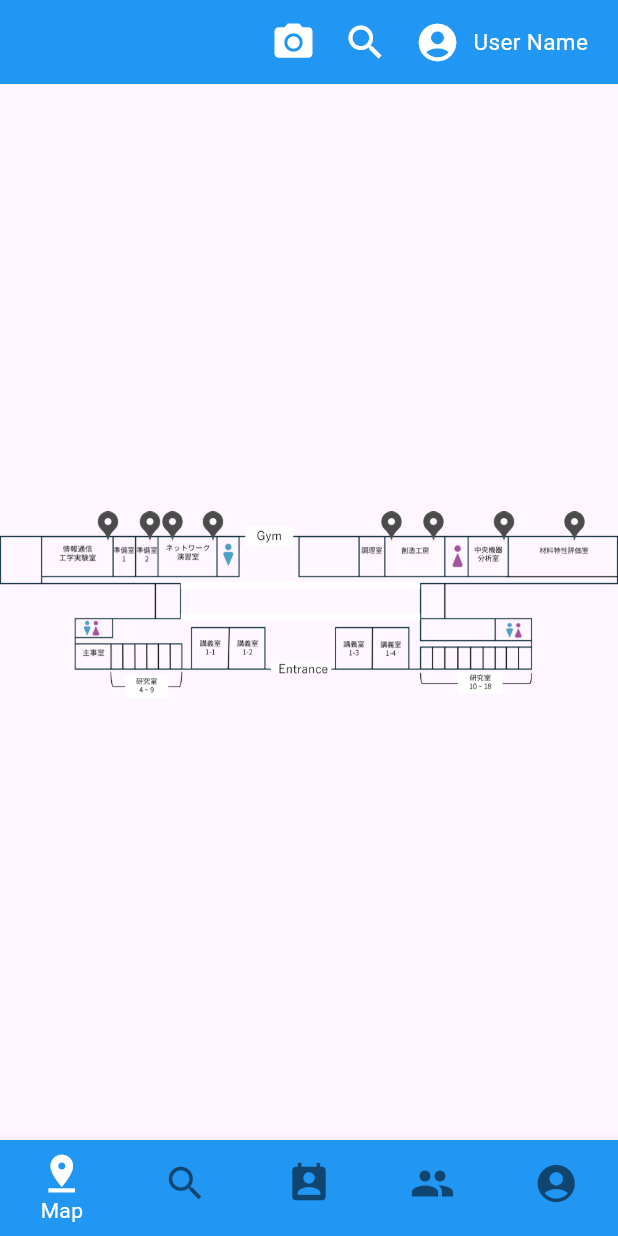
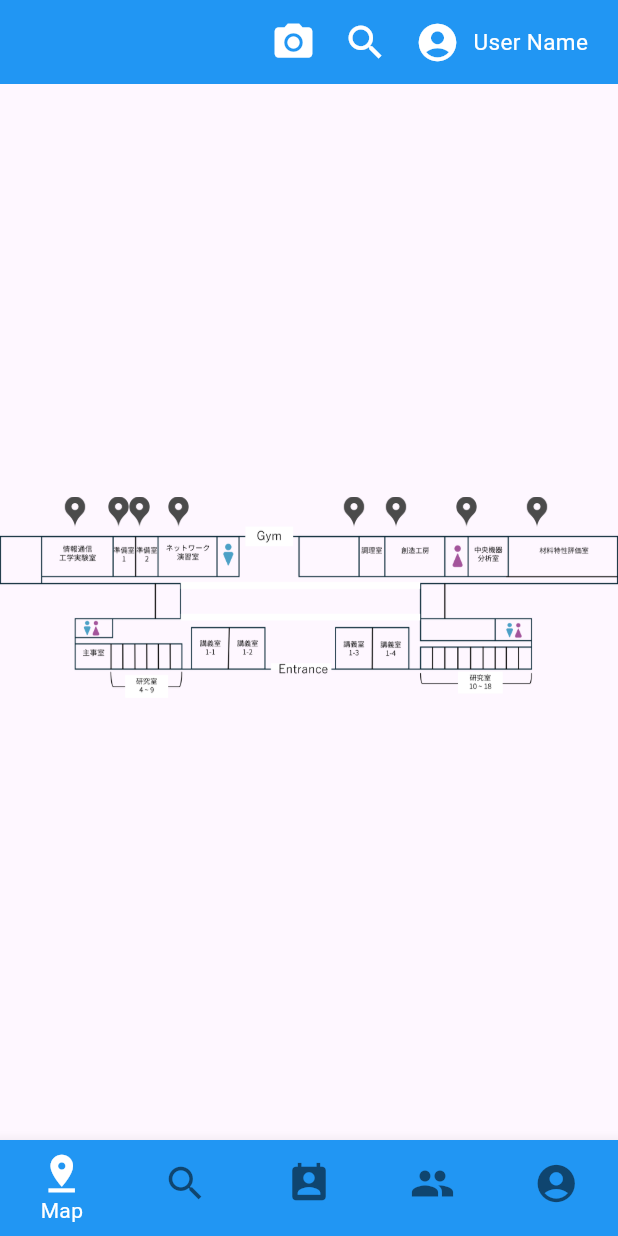
Before and after one commit to yambaru-hackathon/Group-8, a Flutter app: the screen it shows after launch, on a phone screen of 412 x 824 dp. Run offline on Flutter 3.47's test engine with Material 3 defaults, Android fonts, the phone set to English and light mode, and no system bars; our stand-ins replace cloud_firestore, firebase_core, table_calendar; missing offline and left inert: qr_code_scanner; accounts and stored records are empty.

Commit message:
座標付けを元に戻した

```diff
--- a/lib/Pages/map_page.dart
+++ b/lib/Pages/map_page.dart
@@ -1,5 +1,4 @@
 import 'package:flutter/material.dart';
-import 'dart:async';
 import 'package:goup8_app/Pages/account_page.dart';
 import 'package:goup8_app/Pages/qrcodescan_page.dart';
 import 'package:goup8_app/Pages/search_page.dart';
@@ -11,6 +10,7 @@ void main() {
 class MapPage extends StatelessWidget {
   const MapPage({Key? key}) : super(key: key);
 
+  // This widget is the root of your application.
   @override
   Widget build(BuildContext context) {
     return Scaffold(
@@ -93,12 +93,12 @@ class _DemoPageState extends State<DemoPage> {
   double defaultHeight = 20.0;
   double defFontSize = 20.0;
 
-  double calcWidth(double imageWidth) {
-    return ((defaultWidth / imageWidth) / scale / 2);
+  double calcWidth() {
+    return ((defaultWidth / scale) / 2);
   }
 
-  double calcHeight(double imageHeight) {
-    return ((defaultHeight / imageHeight) / scale);
+  double calcHeight() {
+    return ((defaultHeight / scale));
   }
 
   void tapPin(String message) {
@@ -121,36 +121,31 @@ class _DemoPageState extends State<DemoPage> {
 
   // ピンのリストを適当に生成
   final List<PinData> pinDataList = [
-    PinData(47, 285, "情報通信工学実験室"),
-    PinData(75, 285, "準備室1"),
-    PinData(90, 285, "準備室2"),
-    PinData(117, 285, "ネットワーク演習室"),
-    PinData(236, 285, "調理室"),
-    PinData(264, 285, "創造工房"),
-    PinData(311, 285, "中央機器分析室"),
-    PinData(358, 285, "材料特性評価室"),
+    PinData(50, 295, "情報通信工学実験室"),
+    PinData(79, 295, "準備室1"),
+    PinData(93, 295, "準備室2"),
+    PinData(119, 295, "ネットワーク演習室"),
+    PinData(236, 295, "調理室"),
+    PinData(264, 295, "創造工房"),
+    PinData(311, 295, "中央機器分析室"),
+    PinData(358, 295, "材料特性評価室"),
   ];
 
   @override
   Widget build(BuildContext context) {
     return Scaffold(
-      body: FutureBuilder(
-        future: getImageSize('images/創造実践塔1F.png'),
-        builder: (BuildContext context, AsyncSnapshot<Size> snapshot) {
-          if (snapshot.connectionState == ConnectionState.waiting) {
-            return const Center(child: CircularProgressIndicator());
-          }
-          Size imageSize = snapshot.data!;
-          return InteractiveViewer(
+        body: InteractiveViewer(
+      // ignore: deprecated_member_use
       alignPanAxis: false,
       constrained: true,
       panEnabled: true,
       scaleEnabled: true,
       boundaryMargin: const EdgeInsets.all(double.infinity),
-            minScale: 2.0,
-            maxScale: 5.0,
+      minScale: 0.1,
+      maxScale: 10.0,
       onInteractionUpdate: (details) {
         setState(() {
+          // データを更新
           scale = _transformationController.value.getMaxScaleOnAxis();
         });
       },
@@ -163,45 +158,27 @@ class _DemoPageState extends State<DemoPage> {
             fit: BoxFit.fitWidth,
           ),
           for (PinData pinData in pinDataList)
+            // 一定の scale よりも小さくなったら非表示にする
             if (scale > 0.9)
+              // Positionedで配置
               Positioned(
-                      left: pinData.x - calcWidth(imageSize.width),
-                      top: pinData.y - calcHeight(imageSize.height),
+                  // 座標を左上にすると、拡大縮小時にピンの位置がズレていくので、ピンの先端がズレないように固定
+                  left: pinData.x - calcWidth(),
+                  top: pinData.y - calcHeight(),
+                  // 画像の拡大率に合わせて、ピン画像のサイズを調整
                   width: defaultWidth / scale,
                   height: defaultHeight / scale,
                   child: GestureDetector(
                     child: Container(
                       alignment: const Alignment(0.0, 0.0),
-                          child: Image.asset(
-                            "images/map_pin_shadow.png",
-                          ),
+                      child: Image.asset("images/map_pin_shadow.png"),
                     ),
                     onTap: () {
                       tapPin(pinData.message);
                     },
-                      ),
-                    ),
+                  )),
         ],
       ),
-          );
-        },
-      ),
-    );
-  }
-
-  Future<Size> getImageSize(String imagePath) async {
-    Image image = Image.asset(imagePath);
-    Completer<Size> completer = Completer<Size>();
-    image.image.resolve(const ImageConfiguration()).addListener(
-      ImageStreamListener(
-        (ImageInfo info, bool _) {
-          completer.complete(Size(
-            info.image.width.toDouble(),
-            info.image.height.toDouble(),
     ));
-        },
-      ),
-    );
-    return completer.future;
   }
 }
```
Lines whose indentation alone changed are shown as unchanged.
